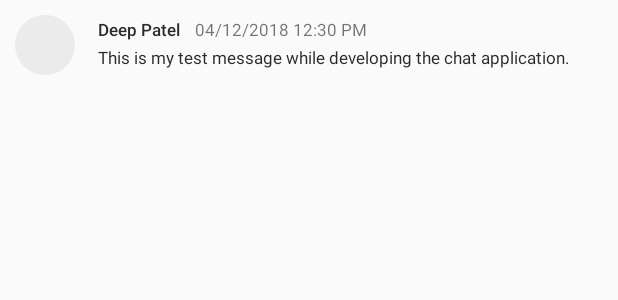
After one commit to omegadeep10/knight-rider-android2, an Android app: the layout chat_card.xml on its own in the app's theme, with its tools: preview values and no code run, on a phone screen of 412 x 824 dp. The commit adds this screen. Shown: the top 300 px of the screen. Run offline under Robolectric (Android 15) with nearby library versions, the phone set to English and light mode, and no system bars.

Commit message:
Add functionality to display ride messages

```diff
--- a/app/src/main/java/edu/mga/knight_rider/BaseActivity.java
+++ b/app/src/main/java/edu/mga/knight_rider/BaseActivity.java
@@ -4,6 +4,7 @@ import android.content.Context;
 import android.content.SharedPreferences;
 import android.support.v4.widget.DrawerLayout;
 import android.support.v7.app.AppCompatActivity;
+import android.view.MenuItem;
 import android.widget.TextView;
 import android.widget.Toast;
 
--- a/app/src/main/java/edu/mga/knight_rider/network/TripDataService.java
+++ b/app/src/main/java/edu/mga/knight_rider/network/TripDataService.java
@@ -14,6 +14,9 @@ public interface TripDataService {
     @GET("trips")
     Call<ArrayList<Trip>> getAllTrips(@Header("X-Authorization") String token);
 
+    @GET("trips/{tripid}")
+    Call<Trip> getTrip(@Header("X-Authorization") String token, @Path("tripid") int tripid);
+
     @GET("users/{userid}/trips")
     Call<ArrayList<Trip>> getUserTrips(@Header("X-Authorization") String token, @Path("userid") String userid);
 
--- /dev/null
+++ b/app/src/main/res/layout/chat_card.xml
@@ -0,0 +1,71 @@
+<?xml version="1.0" encoding="utf-8"?>
+<LinearLayout xmlns:android="http://schemas.android.com/apk/res/android"
+    xmlns:tools="http://schemas.android.com/tools"
+    android:orientation="vertical"
+    android:layout_width="match_parent"
+    xmlns:card_view="http://schemas.android.com/apk/res-auto"
+    android:layout_height="wrap_content">
+
+    <LinearLayout
+        android:layout_width="match_parent"
+        android:layout_height="match_parent"
+        android:padding="10dp"
+        android:orientation="horizontal">
+
+        <de.hdodenhof.circleimageview.CircleImageView xmlns:app="http://schemas.android.com/apk/res-auto"
+            android:id="@+id/profile_pic"
+            android:layout_width="40dp"
+            android:layout_height="40dp"
+            android:src="@color/colorComponentGrayBG"
+            app:civ_fill_color="@color/colorComponentGrayBG"
+            app:civ_circle_background_color="@color/colorComponentGrayBG" />
+
+        <LinearLayout
+            android:layout_width="match_parent"
+            android:layout_height="wrap_content"
+            android:layout_marginLeft="15dp"
+            android:paddingTop="2dp"
+            android:orientation="vertical">
+
+            <LinearLayout
+                android:layout_width="wrap_content"
+                android:layout_height="wrap_content"
+                android:orientation="horizontal">
+
+                <TextView
+                    android:id="@+id/name"
+                    android:layout_width="wrap_content"
+                    android:layout_height="wrap_content"
+                    android:fontFamily="sans-serif-medium"
+                    android:text="Deep Patel"
+                    android:textSize="11dp"
+                    android:layout_marginBottom="3dp"
+                    android:textColor="@color/fontBlack"/>
+
+                <TextView
+                    android:id="@+id/time"
+                    android:layout_marginLeft="10dp"
+                    android:layout_width="wrap_content"
+                    android:layout_height="wrap_content"
+                    android:fontFamily="sans-serif"
+                    android:text="04/12/2018 12:30 PM"
+                    android:textSize="11dp"
+                    android:layout_marginBottom="3dp"
+                    />
+
+            </LinearLayout>
+
+
+            <TextView
+                android:id="@+id/chat_messsage"
+                android:layout_width="wrap_content"
+                android:layout_height="wrap_content"
+                android:fontFamily="sans-serif"
+                android:text="This is my test message while developing the chat application."
+                android:textSize="11dp"
+                android:textColor="@color/fontBlack"/>
+        </LinearLayout>
+
+    </LinearLayout>
+
+</LinearLayout>
--- a/build.gradle
+++ b/build.gradle
@@ -7,7 +7,7 @@ buildscript {
         jcenter()
     }
     dependencies {
-        classpath 'com.android.tools.build:gradle:3.1.0'
+        classpath 'com.android.tools.build:gradle:3.1.1'
 
 
         // NOTE: Do not place your application dependencies here; they belong
```
Also changed, not shown: app/src/main/java/edu/mga/knight_rider/ChatActivity.java (+67 -3 lines), app/src/main/java/edu/mga/knight_rider/adapters/ChatAdapter.java (added, +88 -0 lines), app/src/main/res/layout/activity_chat.xml (+18 -0 lines).
